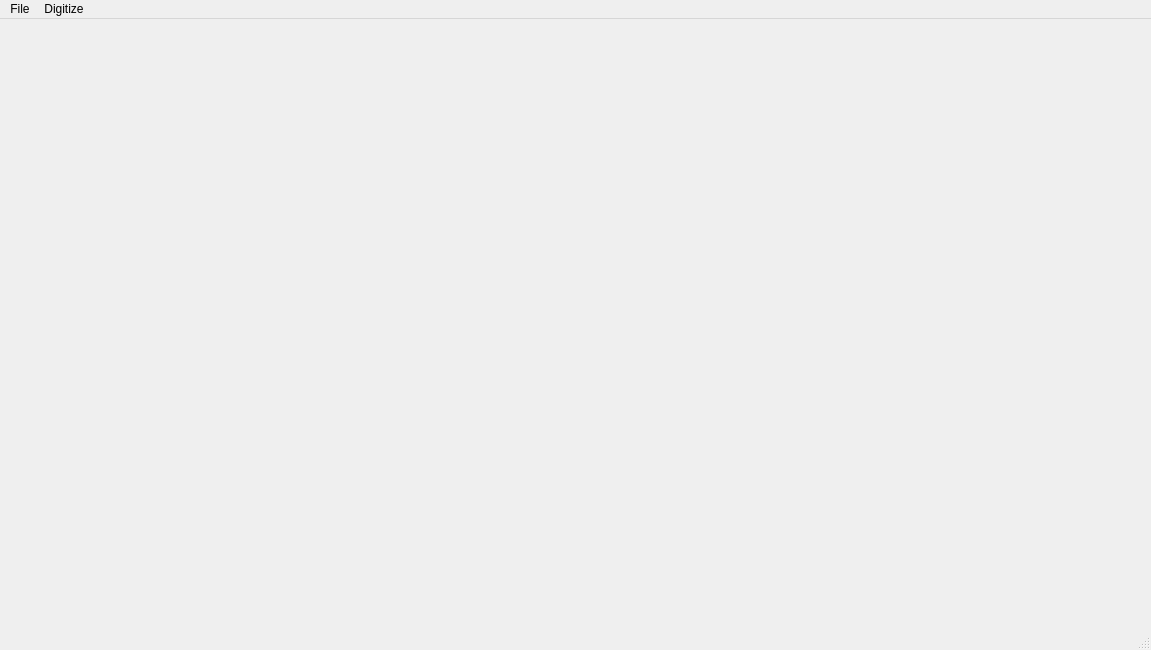
First picture: the form in test.ui, repository chenmingjian/cepha_landmark_label_gui, before the edit.
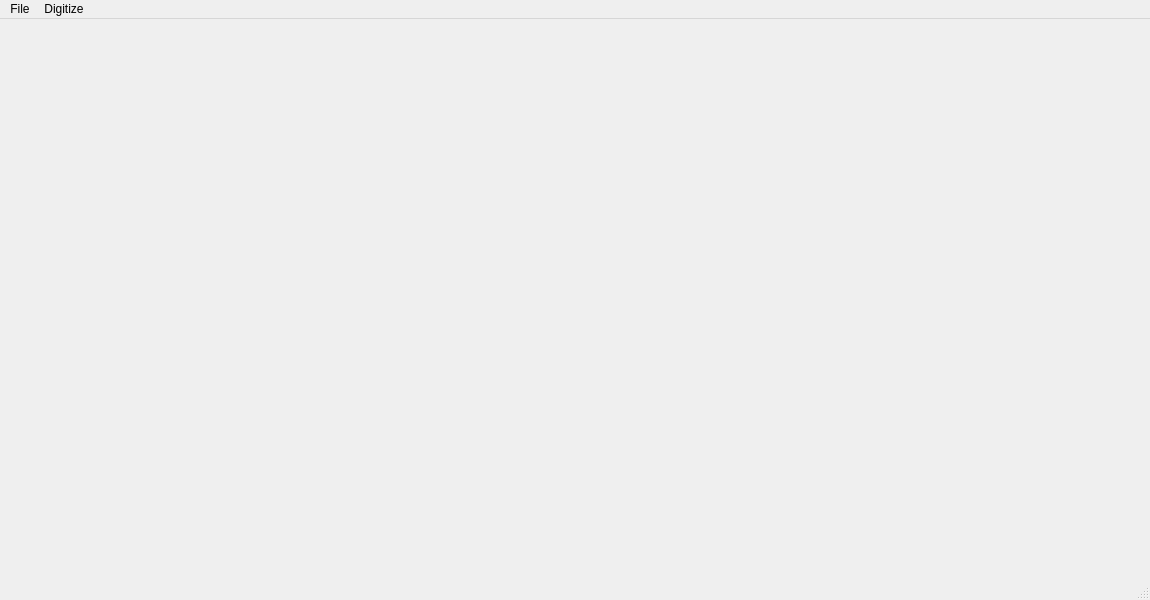
Second picture: the form after the edit.

Diff of the .ui file:
```diff
--- a/test.ui
+++ b/test.ui
@@ -6,10 +6,16 @@
    <rect>
     <x>0</x>
     <y>0</y>
-    <width>1151</width>
-    <height>650</height>
+    <width>1150</width>
+    <height>600</height>
    </rect>
   </property>
+  <property name="sizePolicy">
+   <sizepolicy hsizetype="Expanding" vsizetype="Expanding">
+    <horstretch>0</horstretch>
+    <verstretch>0</verstretch>
+   </sizepolicy>
+  </property>
   <property name="windowTitle">
    <string>MainWindow</string>
   </property>
@@ -22,10 +28,13 @@
   <property name="toolButtonStyle">
    <enum>Qt::ToolButtonIconOnly</enum>
   </property>
+  <property name="documentMode">
+   <bool>false</bool>
+  </property>
   <widget class="QWidget" name="centralwidget">
    <layout class="QHBoxLayout" name="horizontalLayout">
     <item>
-     <layout class="QVBoxLayout" name="verticalLayout" stretch="0">
+     <layout class="QHBoxLayout" name="horizontalLayout_2" stretch="0">
       <property name="leftMargin">
        <number>0</number>
       </property>
@@ -64,7 +73,7 @@
     <rect>
      <x>0</x>
      <y>0</y>
-     <width>1151</width>
+     <width>1150</width>
      <height>23</height>
     </rect>
    </property>
```
Left out of the diff: 14 changed lines with no effect on the pictures.
